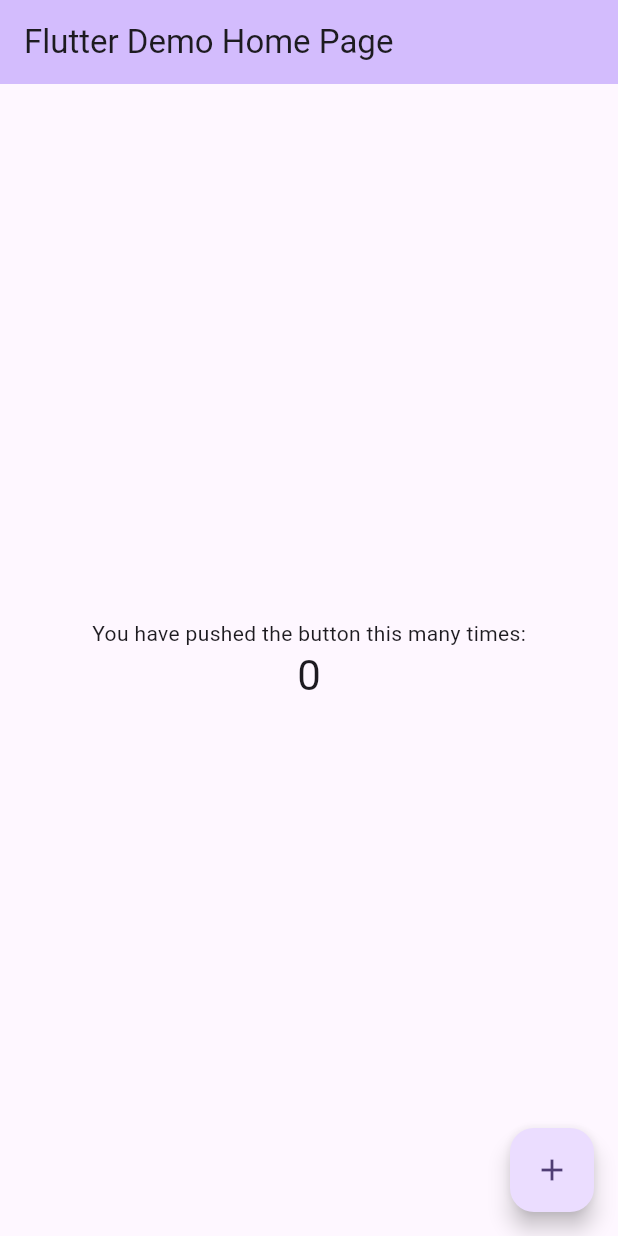
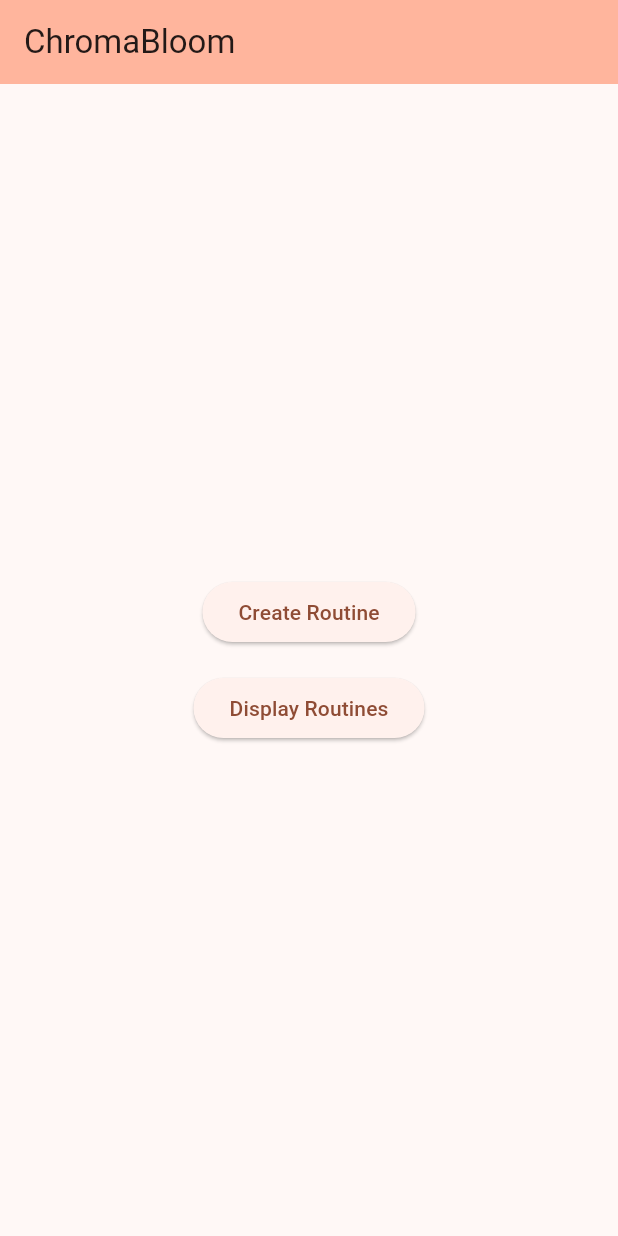
Before and after one commit to Susinidu4/ChromaBloom_Research_Project, a Flutter app: the screen it shows after launch, on a phone screen of 412 x 824 dp. Run offline on Flutter 3.47's test engine with Material 3 defaults, Android fonts, the phone set to English and light mode, and no system bars.

Commit message:
update main dart file

```diff
--- a/frontend/lib/main.dart
+++ b/frontend/lib/main.dart
@@ -1,4 +1,6 @@
 import 'package:flutter/material.dart';
+import 'Interactive_visual_task_scheduler/Caregiver_Routine/create_routine.dart';
+import 'Interactive_visual_task_scheduler/Caregiver_Routine/display_routine.dart';
 
 void main() {
   runApp(const MyApp());
@@ -7,45 +9,22 @@
 class MyApp extends StatelessWidget {
   const MyApp({super.key});
 
-  // This widget is the root of your application.
   @override
   Widget build(BuildContext context) {
     return MaterialApp(
       title: 'Flutter Demo',
       theme: ThemeData(
-        // This is the theme of your application.
-        //
-        // TRY THIS: Try running your application with "flutter run". You'll see
-        // the application has a purple toolbar. Then, without quitting the app,
-        // try changing the seedColor in the colorScheme below to Colors.green
-        // and then invoke "hot reload" (save your changes or press the "hot
-        // reload" button in a Flutter-supported IDE, or press "r" if you used
-        // the command line to start the app).
-        //
-        // Notice that the counter didn't reset back to zero; the application
-        // state is not lost during the reload. To reset the state, use hot
-        // restart instead.
-        //
-        // This works for code too, not just values: Most code changes can be
-        // tested with just a hot reload.
-        colorScheme: ColorScheme.fromSeed(seedColor: Colors.deepPurple),
+        colorScheme: ColorScheme.fromSeed(
+          seedColor: const Color.fromARGB(255, 226, 76, 11),
+        ),
       ),
-      home: const MyHomePage(title: 'Flutter Demo Home Page'),
+      home: const MyHomePage(title: 'ChromaBloom'),
     );
   }
 }
 
 class MyHomePage extends StatefulWidget {
   const MyHomePage({super.key, required this.title});
-
-  // This widget is the home page of your application. It is stateful, meaning
-  // that it has a State object (defined below) that contains fields that affect
-  // how it looks.
-
-  // This class is the configuration for the state. It holds the values (in this
-  // case the title) provided by the parent (in this case the App widget) and
-  // used by the build method of the State. Fields in a Widget subclass are
-  // always marked "final".
 
   final String title;
 
@@ -54,69 +33,46 @@
 }
 
 class _MyHomePageState extends State<MyHomePage> {
-  int _counter = 0;
-
-  void _incrementCounter() {
-    setState(() {
-      // This call to setState tells the Flutter framework that something has
-      // changed in this State, which causes it to rerun the build method below
-      // so that the display can reflect the updated values. If we changed
-      // _counter without calling setState(), then the build method would not be
-      // called again, and so nothing would appear to happen.
-      _counter++;
-    });
-  }
-
   @override
   Widget build(BuildContext context) {
-    // This method is rerun every time setState is called, for instance as done
-    // by the _incrementCounter method above.
-    //
-    // The Flutter framework has been optimized to make rerunning build methods
-    // fast, so that you can just rebuild anything that needs updating rather
-    // than having to individually change instances of widgets.
     return Scaffold(
       appBar: AppBar(
-        // TRY THIS: Try changing the color here to a specific color (to
-        // Colors.amber, perhaps?) and trigger a hot reload to see the AppBar
-        // change color while the other colors stay the same.
         backgroundColor: Theme.of(context).colorScheme.inversePrimary,
-        // Here we take the value from the MyHomePage object that was created by
-        // the App.build method, and use it to set our appbar title.
         title: Text(widget.title),
       ),
+
       body: Center(
-        // Center is a layout widget. It takes a single child and positions it
-        // in the middle of the parent.
         child: Column(
-          // Column is also a layout widget. It takes a list of children and
-          // arranges them vertically. By default, it sizes itself to fit its
-          // children horizontally, and tries to be as tall as its parent.
-          //
-          // Column has various properties to control how it sizes itself and
-          // how it positions its children. Here we use mainAxisAlignment to
-          // center the children vertically; the main axis here is the vertical
-          // axis because Columns are vertical (the cross axis would be
-          // horizontal).
-          //
-          // TRY THIS: Invoke "debug painting" (choose the "Toggle Debug Paint"
-          // action in the IDE, or press "p" in the console), to see the
-          // wireframe for each widget.
           mainAxisAlignment: MainAxisAlignment.center,
-          children: <Widget>[
-            const Text('You have pushed the button this many times:'),
-            Text(
-              '$_counter',
-              style: Theme.of(context).textTheme.headlineMedium,
+          children: [
+            // ✅ Button 1 — Create Routine
+            ElevatedButton(
+              onPressed: () {
+                Navigator.push(
+                  context,
+                  MaterialPageRoute(builder: (context) => const FormScreen()),
+                );
+              },
+              child: const Text("Create Routine"),
+            ),
+
+            const SizedBox(height: 16),
+
+            // ✅ Button 2 — Display Routines (change later when display page is created)
+            ElevatedButton(
+              onPressed: () {
+                Navigator.push(
+                  context,
+                  MaterialPageRoute(
+                    builder: (_) => const DisplayRoutinesScreen(),
+                  ),
+                );
+              },
+              child: const Text("Display Routines"),
             ),
           ],
         ),
       ),
-      floatingActionButton: FloatingActionButton(
-        onPressed: _incrementCounter,
-        tooltip: 'Increment',
-        child: const Icon(Icons.add),
-      ), // This trailing comma makes auto-formatting nicer for build methods.
     );
   }
 }
```
